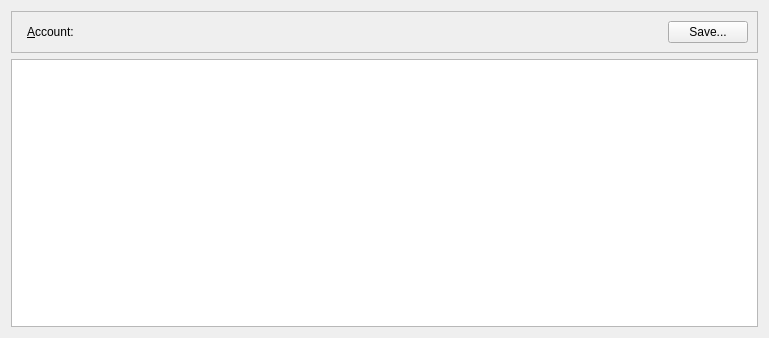
Before: the Qt Designer form jal/ui/reports/assets_payments_report.ui in titov-vv/jal, drawn with Qt 5.
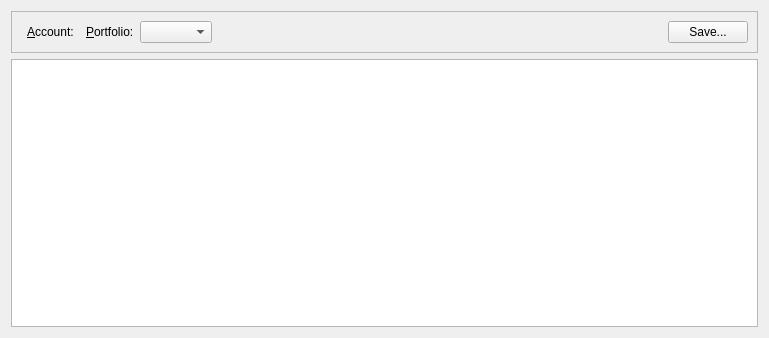
After: the same form once the commit is applied. Custom widgets are drawn as their Qt base class.

Commit message: Portfolio filter in Deals and Asset payments reports

What changed in the file:
```diff
--- a/jal/ui/reports/assets_payments_report.ui
+++ b/jal/ui/reports/assets_payments_report.ui
@@ -27,7 +27,7 @@
         </property>
        </widget>
       </item>
-      <item row="0" column="4">
+      <item row="0" column="7">
        <spacer name="ReportFrameSpacer">
         <property name="orientation">
          <enum>Qt::Orientation::Horizontal</enum>
@@ -69,7 +69,36 @@
       <item row="0" column="3">
        <widget class="ReferenceSelectorWidget" name="ReportAccountEdit"/>
       </item>
+      <item row="0" column="4">
+       <spacer name="portfolioSpacer">
+        <property name="orientation">
+         <enum>Qt::Orientation::Horizontal</enum>
+        </property>
+        <property name="sizeType">
+         <enum>QSizePolicy::Fixed</enum>
+        </property>
+        <property name="sizeHint" stdset="0">
+         <size>
+          <width>0</width>
+          <height>20</height>
+         </size>
+        </property>
+       </spacer>
+      </item>
       <item row="0" column="5">
+       <widget class="QLabel" name="PortfolioLbl">
+        <property name="text">
+         <string>&amp;Portfolio:</string>
+        </property>
+        <property name="buddy">
+         <cstring>PortfolioCombo</cstring>
+        </property>
+       </widget>
+      </item>
+      <item row="0" column="6">
+       <widget class="PortfolioCombo" name="PortfolioCombo"/>
+      </item>
+      <item row="0" column="8">
        <widget class="QPushButton" name="SaveButton">
         <property name="text">
          <string>Save...</string>
@@ -133,6 +162,11 @@
    <header>jal/widgets/reference_selector.h</header>
    <container>1</container>
   </customwidget>
+  <customwidget>
+   <class>PortfolioCombo</class>
+   <extends>QComboBox</extends>
+   <header>jal/widgets/custom/portfolio_combo.h</header>
+  </customwidget>
  </customwidgets>
  <resources/>
  <connections/>
```
Left out of the diff: 1 changed line with no effect on the pictures. The commit also changes 11 other files.
